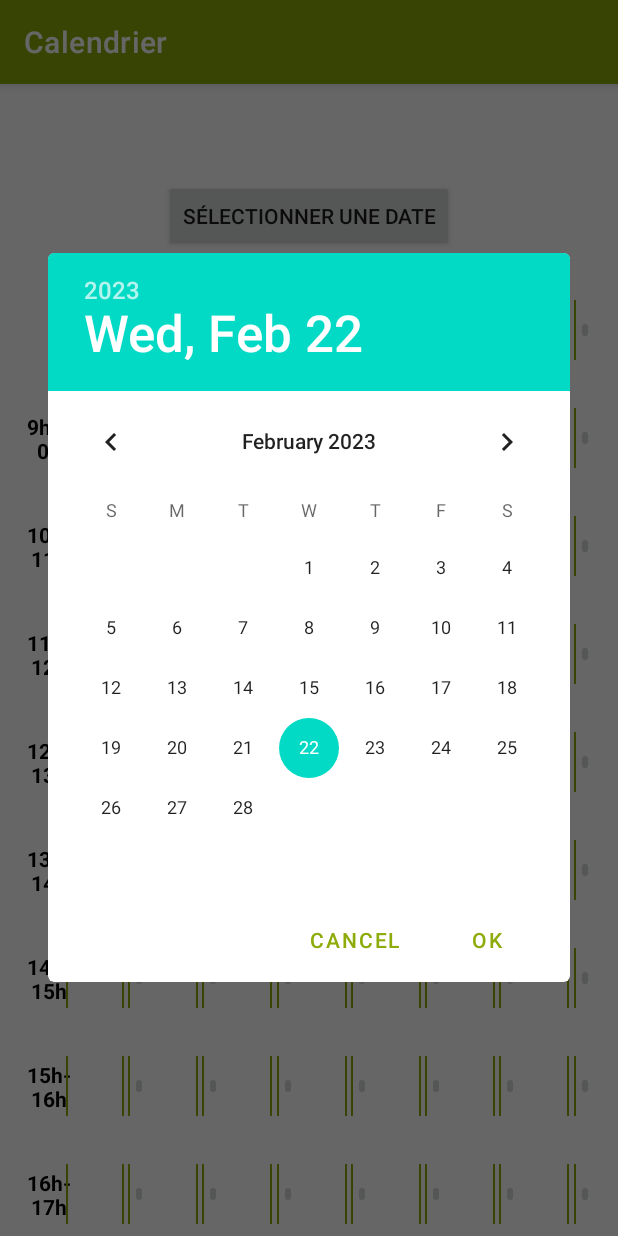
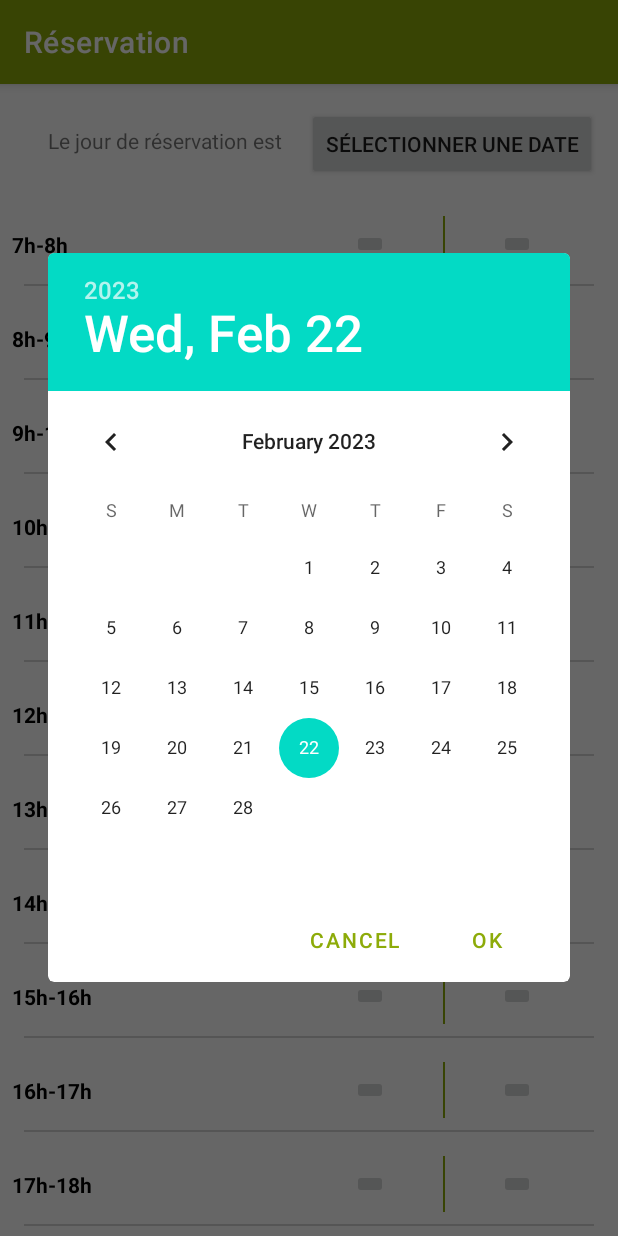
Before and after one commit to kmillegirard/TennisSchedule, an Android app: the screen it shows after launch (CalendarActivity), after a tap on "SÉLECTIONNER UNE DATE", on a phone screen of 412 x 824 dp. Run offline under Robolectric (Android 15) with nearby library versions, the phone set to English and light mode, and no system bars.

Commit message:
recycler view : - liste ok à faire : imagebutton + condition (2h max) + cas particulier le weekend

```diff
--- a/app/src/main/AndroidManifest.xml
+++ b/app/src/main/AndroidManifest.xml
@@ -13,7 +13,7 @@
         <activity
             android:name=".calendar.CalendarActivity"
             android:exported="true"
-            android:label="Calendrier">
+            android:label="Réservation">
                 <intent-filter>
                     <action android:name="android.intent.action.MAIN" />
                     <category android:name="android.intent.category.LAUNCHER" />
--- a/app/src/main/java/fr/isen/girardbonnefond/tennisschedule/calendar/CalendarActivity.kt
+++ b/app/src/main/java/fr/isen/girardbonnefond/tennisschedule/calendar/CalendarActivity.kt
@@ -6,6 +6,7 @@ import android.os.Bundle
 import android.os.PersistableBundle
 import android.view.View
 import androidx.appcompat.app.AppCompatActivity
+import androidx.core.view.isVisible
 import androidx.lifecycle.ViewModelProvider
 import androidx.recyclerview.widget.GridLayoutManager
 import androidx.recyclerview.widget.LinearLayoutManager
@@ -23,13 +24,13 @@ class CalendarActivity : AppCompatActivity() {
 
         setContentView(binding.root)
 
-
         val calendar = Calendar.getInstance()
         val year = calendar.get(Calendar.YEAR)
         val month = calendar.get(Calendar.MONTH)
         val day = calendar.get(Calendar.DAY_OF_MONTH)
 
         binding.pickDateButton.setOnClickListener {
+            binding.jour.visibility = View.VISIBLE
             val dpd = DatePickerDialog(/* context = */ this, /* listener = */
                 { _, mYear, mMonth, mDay ->
                 binding.pickDateButton.text = "$mDay/$mMonth/$mYear"
@@ -38,8 +39,9 @@ class CalendarActivity : AppCompatActivity() {
                 month, /* dayOfMonth = */
                 day)
             dpd.show()
+            binding.jour.isEnabled = true
         }
-        binding.recyclerView.layoutManager = GridLayoutManager(this, 8)
+        binding.recyclerView.layoutManager = LinearLayoutManager(this)
         binding.recyclerView.adapter = HourAdapter()
     }
 
@@ -54,5 +56,4 @@ class CalendarActivity : AppCompatActivity() {
     public override fun onDestroy() {
         super.onDestroy()
     }
-
 }
--- a/app/src/main/java/fr/isen/girardbonnefond/tennisschedule/calendar/HourAdapter.kt
+++ b/app/src/main/java/fr/isen/girardbonnefond/tennisschedule/calendar/HourAdapter.kt
@@ -16,18 +16,19 @@ class HourAdapter:RecyclerView.Adapter<HourAdapter.HourViewHolder>() {
     }
 
     override fun getItemCount(): Int {
-        return (22 - 7 + 1) * 8
+        return (22 - 7)
     }
 
     override fun onBindViewHolder(holder: HourViewHolder, position: Int) {
 
-        val hour = position / 8
+        /*val hour = position / 8
         val weekDay = position % 8
         val days  = listOf("Lundi", "Mardi", "Mercredi", "Jeudi", "Vendredi", "Samedi", "Dimanche")
         if(weekDay == 0 && hour != 0) { // Ligne d'affichage legénde Gauche
             holder.hour.text = "${hour.toInt()+8}h-${hour.toInt()+9}h"
         }
-
+*/
+        holder.hour.text = "${position+7}h-${position+8}h"
     }
 
 }
--- a/app/src/main/res/layout/activity_calendar.xml
+++ b/app/src/main/res/layout/activity_calendar.xml
@@ -23,9 +23,21 @@
         android:id="@+id/pickDateButton"
         android:layout_width="wrap_content"
         android:layout_height="wrap_content"
-        android:layout_marginTop="64dp"
+        android:layout_marginTop="16dp"
         android:text="Sélectionner une date"
         app:layout_constraintEnd_toEndOf="parent"
+        app:layout_constraintHorizontal_bias="0.54"
+        app:layout_constraintStart_toEndOf="@+id/jour"
+        app:layout_constraintTop_toTopOf="parent" />
+
+    <TextView
+        android:id="@+id/jour"
+        android:layout_width="wrap_content"
+        android:layout_height="wrap_content"
+        android:layout_marginStart="32dp"
+        android:layout_marginTop="28dp"
+        android:text="@string/jour"
+        android:visibility="invisible"
         app:layout_constraintStart_toStartOf="parent"
         app:layout_constraintTop_toTopOf="parent" />
 
--- a/app/src/main/res/layout/list_time.xml
+++ b/app/src/main/res/layout/list_time.xml
@@ -3,69 +3,70 @@
     xmlns:app="http://schemas.android.com/apk/res-auto"
     xmlns:tools="http://schemas.android.com/tools"
     android:layout_width="match_parent"
-    android:layout_height="wrap_content"
-    android:layout_margin="8dp">
+    android:layout_height="wrap_content">
 
 
     <ImageButton
         android:id="@+id/buttonSelect1"
-        android:layout_width="0dp"
+        android:layout_width="wrap_content"
         android:layout_height="wrap_content"
         android:contentDescription="bouton terrain 1 "
         android:textColor="#FFFFFF"
         android:textSize="16sp"
-        app:layout_constraintBottom_toBottomOf="parent"
-        app:layout_constraintEnd_toStartOf="@+id/line01"
-        app:layout_constraintStart_toEndOf="@+id/line0"
+        app:layout_constraintBottom_toTopOf="@+id/view"
+        app:layout_constraintEnd_toEndOf="parent"
+        app:layout_constraintHorizontal_bias="0.61"
+        app:layout_constraintStart_toStartOf="parent"
         app:layout_constraintTop_toTopOf="parent" />
 
     <ImageButton
         android:id="@+id/buttonSelect2"
-        android:layout_width="0dp"
+        android:layout_width="wrap_content"
         android:layout_height="wrap_content"
+        android:layout_marginStart="64dp"
+        android:layout_marginEnd="16dp"
         android:contentDescription="bouton terrain 2"
         android:textColor="#FFFFFF"
         android:textSize="16sp"
-        app:layout_constraintBottom_toBottomOf="parent"
+        app:layout_constraintBottom_toTopOf="@+id/view"
         app:layout_constraintEnd_toEndOf="parent"
-        app:layout_constraintStart_toEndOf="@+id/line01"
+        app:layout_constraintHorizontal_bias="0.239"
+        app:layout_constraintStart_toEndOf="@+id/buttonSelect1"
         app:layout_constraintTop_toTopOf="parent" />
 
     <TextView
         android:id="@+id/hour"
-        android:layout_width="wrap_content"
+        android:layout_width="0dp"
         android:layout_height="wrap_content"
         android:gravity="center"
         android:textColor="@color/black"
         android:textStyle="bold"
-        app:layout_constraintBottom_toBottomOf="parent"
+        app:layout_constraintBottom_toTopOf="@+id/view"
         app:layout_constraintStart_toStartOf="parent"
         app:layout_constraintTop_toTopOf="parent" />
 
     <View
-        android:id="@+id/line0"
+        android:id="@+id/line01"
         android:layout_width="1dp"
-        android:layout_height="40dp"
+        android:layout_height="37dp"
         android:layout_margin="8dp"
+        android:layout_marginStart="32dp"
+        android:layout_marginEnd="32dp"
         android:background="#8CAA09"
+        app:layout_constraintBottom_toTopOf="@+id/view"
+        app:layout_constraintEnd_toStartOf="@+id/buttonSelect2"
+        app:layout_constraintStart_toEndOf="@+id/buttonSelect1"
+        app:layout_constraintTop_toTopOf="parent"
+        tools:ignore="MissingConstraints" />
+
+    <View
+        android:id="@+id/view"
+        android:layout_width="match_parent"
+        android:layout_height="1dp"
+        android:layout_margin="8dp"
+        android:background="@color/grey"
         app:layout_constraintBottom_toBottomOf="parent"
         app:layout_constraintEnd_toEndOf="parent"
-        app:layout_constraintHorizontal_bias="0.48"
-        app:layout_constraintStart_toEndOf="@+id/hour"
-        app:layout_constraintTop_toTopOf="parent"
-        app:layout_constraintVertical_bias="0.0" />
-
-    <View
-        android:id="@+id/line01"
-        android:layout_width="1dp"
-        android:layout_height="40dp"
-        android:layout_margin="8dp"
-        android:background="#8CAA09"
-        app:layout_constraintBottom_toBottomOf="parent"
-        app:layout_constraintEnd_toEndOf="parent"
-        app:layout_constraintHorizontal_bias="0.76"
-        app:layout_constraintStart_toEndOf="@+id/hour"
-        app:layout_constraintTop_toTopOf="parent"
-        app:layout_constraintVertical_bias="0.0" />
+        app:layout_constraintStart_toStartOf="parent" />
 
 </androidx.constraintlayout.widget.ConstraintLayout>
--- a/app/src/main/res/values/colors.xml
+++ b/app/src/main/res/values/colors.xml
@@ -8,4 +8,5 @@
     <color name="black">#FF000000</color>
     <color name="white">#FFFFFFFF</color>
     <color name="transparent">#00FFFFFF</color>
+    <color name="grey">#D5D6D6</color>
 </resources>
--- a/app/src/main/res/values/strings.xml
+++ b/app/src/main/res/values/strings.xml
@@ -10,6 +10,8 @@
     <string name="sousTitre2">Espace admin</string>
     <string name="sousTitre3">Ajout adhérent</string>
     <string name="ajouter">ajouter</string>
+
+    <string name="jour">Le jour de réservation est </string>
     <string name="date" tools:ignore="ExtraTranslation">Sélectionner une date</string>
 
 </resources>
```
